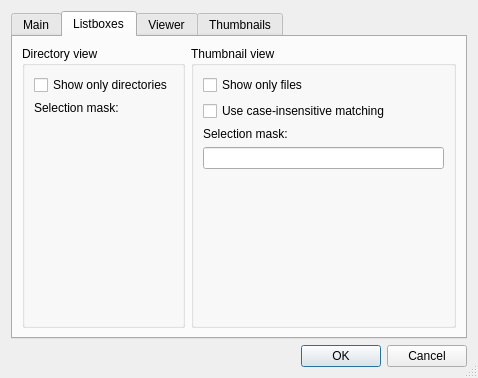
bwachter/aardview, file settingsdialog.ui: the form before one commit.
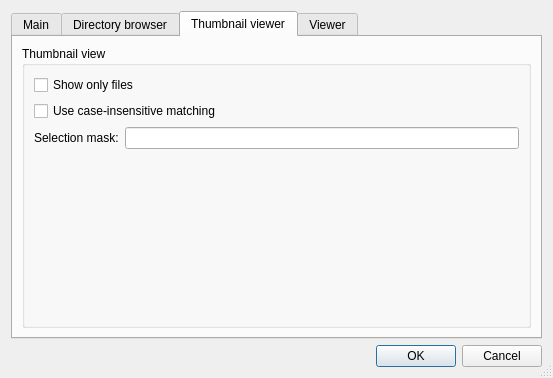
The form after the commit. The open tabs and pages were chosen to show the change.

Commit message: finished setup-dialog with all currently supported settings

Patch:
```diff
--- a/settingsdialog.ui
+++ b/settingsdialog.ui
@@ -5,12 +5,12 @@
    <rect>
     <x>0</x>
     <y>0</y>
-    <width>478</width>
+    <width>553</width>
     <height>378</height>
    </rect>
   </property>
   <property name="windowTitle" >
-   <string>Dialog</string>
+   <string>Preferences</string>
   </property>
   <property name="autoFillBackground" >
    <bool>true</bool>
@@ -27,14 +27,18 @@
         <bool>false</bool>
        </property>
        <property name="currentIndex" >
-        <number>0</number>
+        <number>3</number>
        </property>
        <widget class="QWidget" name="tab_4" >
         <attribute name="title" >
          <string>Main</string>
         </attribute>
-        <layout class="QVBoxLayout" name="verticalLayout_10" >
+        <layout class="QHBoxLayout" name="horizontalLayout_6" >
          <item>
+          <widget class="QGroupBox" name="groupBox_4" >
+           <property name="title" >
+            <string>Main settings</string>
+           </property>
           <layout class="QVBoxLayout" name="verticalLayout_8" >
            <item>
             <widget class="QCheckBox" name="mainInitialized" >
@@ -52,6 +56,9 @@
            </item>
            <item>
             <layout class="QGridLayout" name="gridLayout" >
+              <item row="0" column="1" >
+               <widget class="QLineEdit" name="mainExternalEditor" />
+              </item>
              <item row="0" column="0" >
               <widget class="QLabel" name="label_3" >
                <property name="text" >
@@ -59,9 +66,6 @@
                </property>
               </widget>
              </item>
-             <item row="0" column="1" >
-              <widget class="QLineEdit" name="mainExternalEditor" />
-             </item>
             </layout>
            </item>
            <item>
@@ -78,16 +82,15 @@
             </spacer>
            </item>
           </layout>
+          </widget>
          </item>
         </layout>
        </widget>
-       <widget class="QWidget" name="tab" >
+       <widget class="QWidget" name="tab_5" >
         <attribute name="title" >
-         <string>Listboxes</string>
+         <string>Directory browser</string>
         </attribute>
-        <layout class="QHBoxLayout" name="horizontalLayout_3" >
-         <item>
-          <layout class="QHBoxLayout" name="horizontalLayout_2" >
+        <layout class="QHBoxLayout" name="horizontalLayout_5" >
            <item>
             <widget class="QGroupBox" name="groupBox" >
              <property name="title" >
@@ -95,21 +98,12 @@
              </property>
              <layout class="QVBoxLayout" name="verticalLayout_4" >
               <item>
-               <layout class="QVBoxLayout" name="verticalLayout_3" >
-                <item>
                  <widget class="QCheckBox" name="dirShowOnlyDirs" >
                   <property name="text" >
                    <string>Show only directories</string>
                   </property>
                  </widget>
                 </item>
-                <item>
-                 <widget class="QLabel" name="label" >
-                  <property name="text" >
-                   <string>Selection mask:</string>
-                  </property>
-                 </widget>
-                </item>
                 <item>
                  <spacer name="verticalSpacer" >
                   <property name="orientation" >
@@ -124,10 +118,15 @@
                  </spacer>
                 </item>
                </layout>
+          </widget>
               </item>
              </layout>
             </widget>
-           </item>
+       <widget class="QWidget" name="tab" >
+        <attribute name="title" >
+         <string>Thumbnail viewer</string>
+        </attribute>
+        <layout class="QHBoxLayout" name="horizontalLayout_3" >
            <item>
             <widget class="QGroupBox" name="groupBox_2" >
              <property name="title" >
@@ -135,8 +134,6 @@
              </property>
              <layout class="QVBoxLayout" name="verticalLayout_6" >
               <item>
-               <layout class="QVBoxLayout" name="verticalLayout_5" >
-                <item>
                  <widget class="QCheckBox" name="tnShowOnlyFiles" >
                   <property name="enabled" >
                    <bool>true</bool>
@@ -157,15 +154,19 @@
                  </widget>
                 </item>
                 <item>
+             <layout class="QGridLayout" name="gridLayout_2" >
+              <item row="0" column="0" >
                  <widget class="QLabel" name="label_2" >
                   <property name="text" >
                    <string>Selection mask:</string>
                   </property>
                  </widget>
                 </item>
-                <item>
+              <item row="0" column="1" >
                  <widget class="QLineEdit" name="tnFileMask" />
                 </item>
+             </layout>
+            </item>
                 <item>
                  <spacer name="verticalSpacer_2" >
                   <property name="orientation" >
@@ -180,11 +181,7 @@
                  </spacer>
                 </item>
                </layout>
-              </item>
-             </layout>
-            </widget>
-           </item>
-          </layout>
+          </widget>
          </item>
         </layout>
        </widget>
@@ -194,11 +191,9 @@
         </attribute>
         <layout class="QHBoxLayout" name="horizontalLayout_4" >
          <item>
-          <layout class="QVBoxLayout" name="verticalLayout_7" >
-           <item>
             <widget class="QGroupBox" name="groupBox_3" >
              <property name="title" >
-              <string>GroupBox</string>
+            <string>Viewer settings</string>
              </property>
              <layout class="QVBoxLayout" name="verticalLayout_9" >
               <item>
@@ -246,13 +241,6 @@
             </widget>
            </item>
           </layout>
-         </item>
-        </layout>
-       </widget>
-       <widget class="QWidget" name="tab_2" >
-        <attribute name="title" >
-         <string>Thumbnails</string>
-        </attribute>
        </widget>
       </widget>
      </item>
```
Lines whose indentation alone changed are shown as unchanged.
